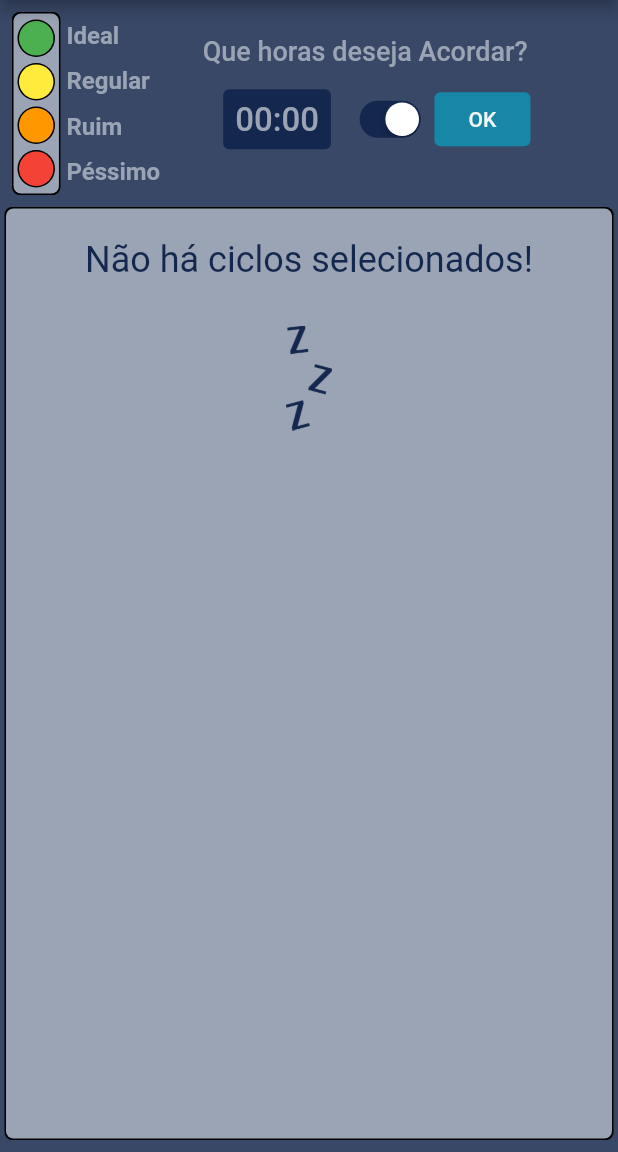
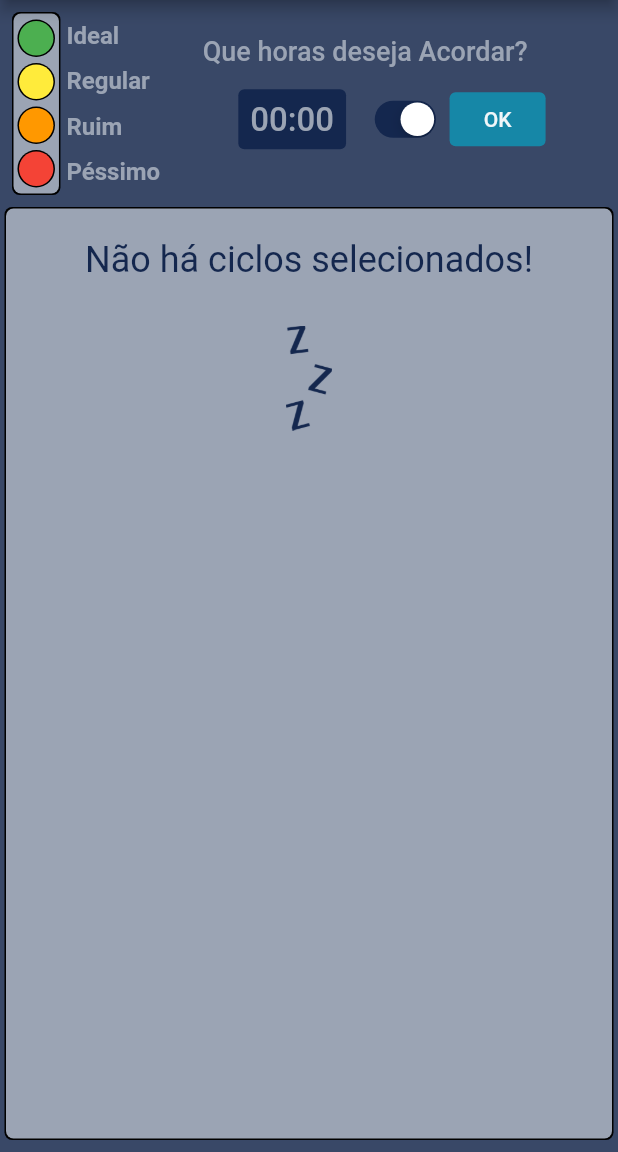
Before and after one commit to joelysondavid/SleepTime, a Flutter app: the screen it shows after launch, on a phone screen of 412 x 824 dp, the part 84-1236 px from its top. Run offline on Flutter 3.47's test engine with Material 2 defaults, Android fonts, the phone set to English and light mode, and no system bars; our stand-ins replace mask_text_input_formatter.

Commit message:
fix (layout) fix width of text switch

```diff
--- a/lib/widgets/sleep_time_bar.dart
+++ b/lib/widgets/sleep_time_bar.dart
@@ -153,7 +153,7 @@ class _SleepTimeBarState extends State<SleepTimeBar> {
                   Row(
                     children: [
                       Container(
-                        width: constraints.maxWidth * 0.55,
+                        width: constraints.maxWidth * 0.6,
                         child: Text(
                           "Que horas deseja ${widget.isWakeup ? "Acordar" : "Dormir"}?",
                           style: TextStyle(
```
